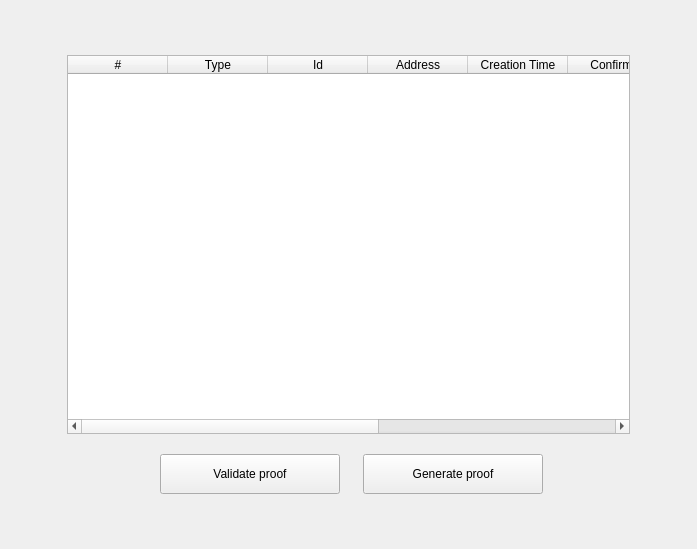
Above: windows/transactions.ui from 0xkobe/mwc-wallet before the change. Below: the same form after it.
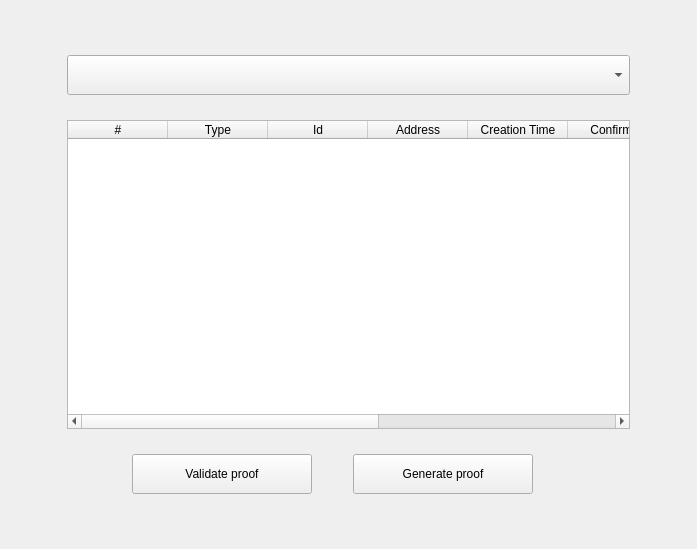
That is the form after the change. Icons and pictures are not drawn. Custom widgets are drawn as their Qt base class.

Commit message: Start with transactions. Update logger init. Moved it after App constructor. Current wallet is 'mockwallet'

Diff of the .ui file:
```diff
--- a/windows/transactions.ui
+++ b/windows/transactions.ui
@@ -45,8 +45,24 @@
      <item>
       <layout class="QVBoxLayout" name="verticalLayout">
        <property name="spacing">
-        <number>0</number>
+        <number>25</number>
        </property>
+       <item>
+        <widget class="QComboBox" name="accountComboBox">
+         <property name="minimumSize">
+          <size>
+           <width>0</width>
+           <height>40</height>
+          </size>
+         </property>
+         <property name="maximumSize">
+          <size>
+           <width>16777215</width>
+           <height>40</height>
+          </size>
+         </property>
+        </widget>
+       </item>
        <item>
         <widget class="ListWithColumns" name="transactionTable">
          <column>
@@ -99,7 +115,7 @@
        <item>
         <layout class="QHBoxLayout" name="horizontalLayout" stretch="4,0,1,0,2,0">
          <property name="topMargin">
-          <number>20</number>
+          <number>0</number>
          </property>
          <item>
           <spacer name="horizontalSpacer">
```
Left out of the diff: 2 changed lines with no effect on the pictures. The commit also changes 30 other files.
